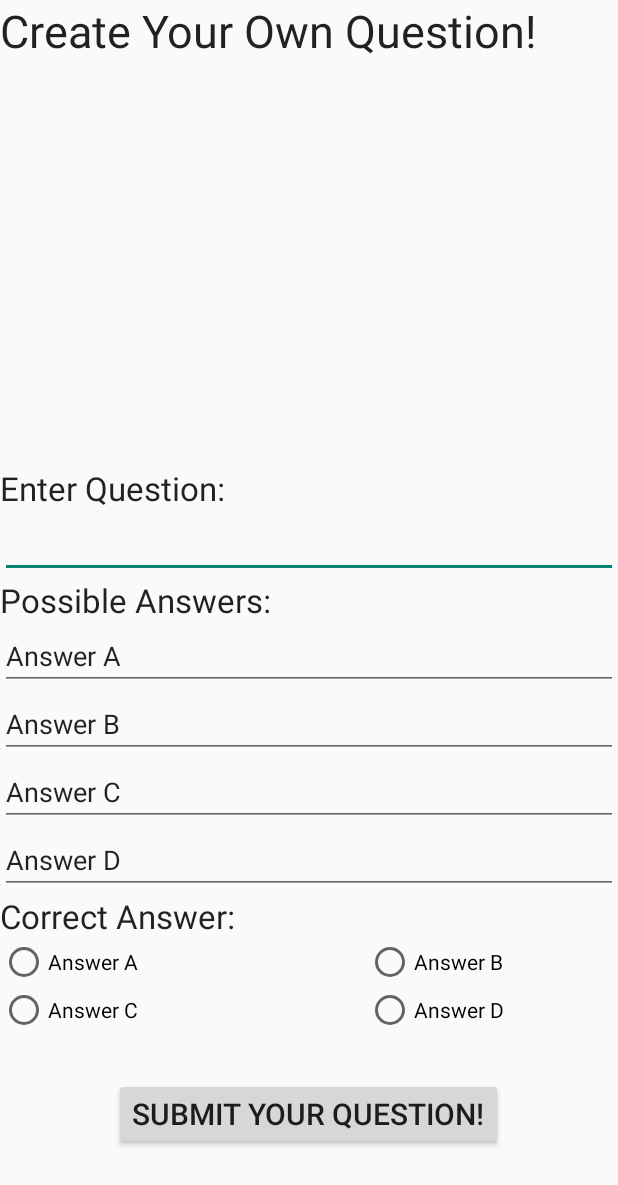
After one commit to codyhh09/TriviaApp, an Android app: the layout add_question.xml on its own in the app's theme, with its tools: preview values and no code run, on a phone screen of 412 x 824 dp. The commit adds this screen. Shown: the top 1185 px of the screen. Run offline under Robolectric (Android 15) with nearby library versions, the phone set to English and light mode, and no system bars.

Commit message:
Added Add Question Page and some other changes

```diff
--- a/Triviagame/app/src/main/java/edu/ycp/cs482/triviagame/SignUp.java
+++ b/Triviagame/app/src/main/java/edu/ycp/cs482/triviagame/SignUp.java
@@ -34,9 +34,9 @@ public class SignUp extends Activity {
                 // creating new product in background thread
                 name = inputName.getText().toString();
                 password = inputPass.getText().toString();
-                AddUser controller = new AddUser();
+                //AddUser controller = new AddUser();
                 try {
-                    if (controller.execute(name, password) != null) {
+                    if (/*controller.execute(name, password) != null*/true) {
                         Intent i = new Intent(getApplicationContext(), MainActivity.class);
                         startActivity(i);
                     } else {
--- a/Triviagame/app/src/main/res/layout/activity_main.xml
+++ b/Triviagame/app/src/main/res/layout/activity_main.xml
@@ -26,8 +26,8 @@
     <Button
         android:layout_width="wrap_content"
         android:layout_height="wrap_content"
-        android:text="Settings"
-        android:id="@+id/btnSettings"
+        android:text="Add Question"
+        android:id="@+id/btnAddQues"
         android:layout_alignBottom="@+id/btnBack"
         android:layout_centerHorizontal="true" />
 
@@ -36,7 +36,7 @@
         android:layout_height="wrap_content"
         android:text="Start Game!"
         android:id="@+id/btnStart"
-        android:layout_below="@+id/btnSettings"
+        android:layout_below="@+id/btnAddQues"
         android:layout_marginTop="33dp"
         android:layout_alignParentLeft="true"
         android:layout_alignParentStart="true"
--- /dev/null
+++ b/Triviagame/app/src/main/res/layout/add_question.xml
@@ -0,0 +1,140 @@
+<?xml version="1.0" encoding="utf-8"?>
+<RelativeLayout xmlns:android="http://schemas.android.com/apk/res/android"
+    android:orientation="vertical" android:layout_width="match_parent"
+    android:layout_height="match_parent">
+
+    <TextView
+        android:layout_width="wrap_content"
+        android:layout_height="wrap_content"
+        android:textAppearance="?android:attr/textAppearanceLarge"
+        android:text="Create Your Own Question!"
+        android:id="@+id/textView9"
+        android:textSize="30dp" />
+
+    <TextView
+        android:layout_width="wrap_content"
+        android:layout_height="wrap_content"
+        android:textAppearance="?android:attr/textAppearanceLarge"
+        android:text="Enter Question:"
+        android:id="@+id/textView10"
+        android:layout_above="@+id/txtQuestion"
+        android:layout_alignParentLeft="true"
+        android:layout_alignParentStart="true" />
+
+    <EditText
+        android:layout_width="match_parent"
+        android:layout_height="wrap_content"
+        android:id="@+id/txtQuestion"
+        android:layout_above="@+id/textView11"
+        android:layout_alignParentLeft="true"
+        android:layout_alignParentStart="true" />
+
+    <TextView
+        android:layout_width="wrap_content"
+        android:layout_height="wrap_content"
+        android:textAppearance="?android:attr/textAppearanceLarge"
+        android:text="Possible Answers:"
+        android:id="@+id/textView11"
+        android:layout_above="@+id/txtAnsA"
+        android:layout_alignParentLeft="true"
+        android:layout_alignParentStart="true" />
+
+    <EditText
+        android:layout_width="match_parent"
+        android:layout_height="wrap_content"
+        android:id="@+id/txtAnsA"
+        android:text="Answer A"
+        android:layout_above="@+id/txtAnsB"
+        android:layout_alignParentLeft="true"
+        android:layout_alignParentStart="true" />
+
+    <EditText
+        android:layout_width="match_parent"
+        android:layout_height="wrap_content"
+        android:id="@+id/txtAnsB"
+        android:text="Answer B"
+        android:layout_above="@+id/txtAnsC"
+        android:layout_alignParentLeft="true"
+        android:layout_alignParentStart="true" />
+
+    <EditText
+        android:layout_width="match_parent"
+        android:layout_height="wrap_content"
+        android:id="@+id/txtAnsC"
+        android:text="Answer C"
+        android:layout_above="@+id/txtAnsD"
+        android:layout_alignParentLeft="true"
+        android:layout_alignParentStart="true" />
+
+    <EditText
+        android:layout_width="match_parent"
+        android:layout_height="wrap_content"
+        android:id="@+id/txtAnsD"
+        android:text="Answer D"
+        android:layout_above="@+id/textView12"
+        android:layout_alignParentLeft="true"
+        android:layout_alignParentStart="true" />
+
+    <TextView
+        android:layout_width="wrap_content"
+        android:layout_height="wrap_content"
+        android:textAppearance="?android:attr/textAppearanceLarge"
+        android:text="Correct Answer:"
+        android:id="@+id/textView12"
+        android:layout_above="@+id/radAnsA"
+        android:layout_alignParentLeft="true"
+        android:layout_alignParentStart="true" />
+
+    <RadioButton
+        android:layout_width="wrap_content"
+        android:layout_height="wrap_content"
+        android:text="Answer B"
+        android:id="@+id/radAnsB"
+        android:layout_gravity="right"
+        android:checked="false"
+        android:layout_below="@+id/textView12"
+        android:layout_alignRight="@+id/btnSubmit"
+        android:layout_alignEnd="@+id/btnSubmit" />
+
+    <RadioButton
+        android:layout_width="wrap_content"
+        android:layout_height="wrap_content"
+        android:text="Answer A"
+        android:id="@+id/radAnsA"
+        android:layout_marginBottom="61dp"
+        android:layout_above="@+id/btnSubmit"
+        android:layout_alignParentLeft="true"
+        android:layout_alignParentStart="true"
+        android:checked="false" />
+
+    <Button
+        android:layout_width="wrap_content"
+        android:layout_height="wrap_content"
+        android:text="Submit Your Question!"
+        android:id="@+id/btnSubmit"
+        android:layout_gravity="center_horizontal"
+        android:textSize="20dp"
+        android:layout_alignParentBottom="true"
+        android:layout_centerHorizontal="true"
+        android:layout_marginBottom="57dp" />
+
+    <RadioButton
+        android:layout_width="wrap_content"
+        android:layout_height="wrap_content"
+        android:text="Answer C"
+        android:id="@+id/radAnsC"
+        android:layout_below="@+id/radAnsB"
+        android:layout_alignParentLeft="true"
+        android:layout_alignParentStart="true"
+        android:checked="false" />
+
+    <RadioButton
+        android:layout_width="wrap_content"
+        android:layout_height="wrap_content"
+        android:text="Answer D"
+        android:id="@+id/radAnsD"
+        android:checked="false"
+        android:layout_below="@+id/radAnsB"
+        android:layout_alignLeft="@+id/radAnsB"
+        android:layout_alignStart="@+id/radAnsB" />
+</RelativeLayout>
```
Also changed, not shown: Triviagame/app/src/main/AndroidManifest.xml (+18 -1 lines), Triviagame/app/src/main/java/edu/ycp/cs482/triviagame/GamePage.java (+119 -119 lines), Triviagame/app/src/main/java/edu/ycp/cs482/triviagame/MainActivity.java (+8 -11 lines), Triviagame/app/src/main/java/edu/ycp/cs482/triviagame/MenuPage.java (+6 -4 lines), Triviagame/app/src/main/java/edu/ycp/cs482/triviagame/Settings.java (+5 -5 lines).
